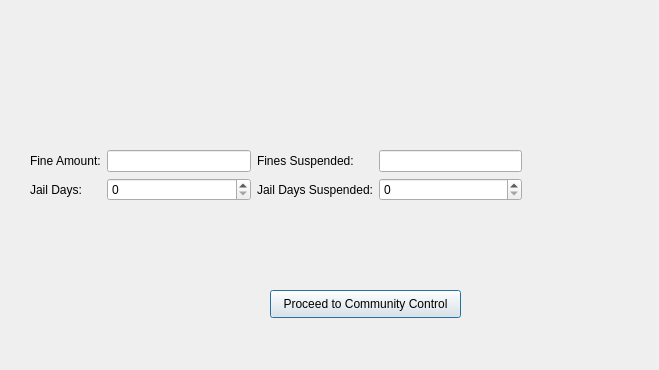
First picture: the form in ui/AbilityToPayDialog.ui, repository HunterProgram22/MuniEntry, before the edit.
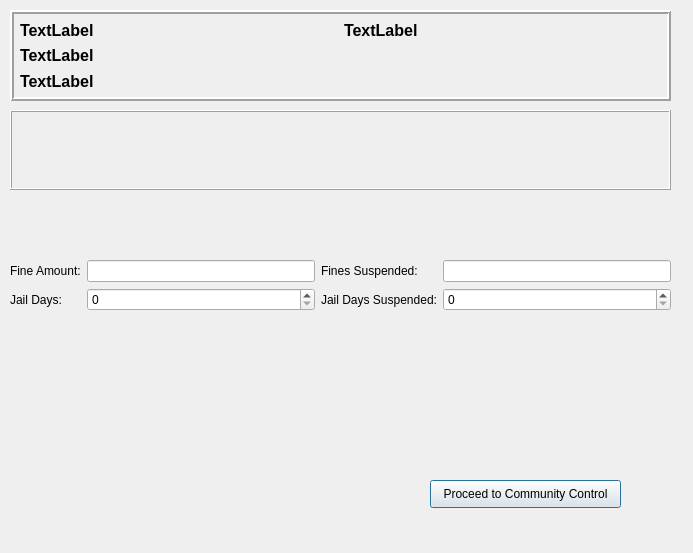
Second picture: the form after the edit.

Commit message: Case Information now carries over to ability to pay.

```diff
--- a/ui/AbilityToPayDialog.ui
+++ b/ui/AbilityToPayDialog.ui
@@ -6,8 +6,8 @@
    <rect>
     <x>0</x>
     <y>0</y>
-    <width>659</width>
-    <height>370</height>
+    <width>693</width>
+    <height>553</height>
    </rect>
   </property>
   <property name="windowTitle">
@@ -16,8 +16,8 @@
   <widget class="QPushButton" name="pushButton_2">
    <property name="geometry">
     <rect>
-     <x>270</x>
-     <y>290</y>
+     <x>430</x>
+     <y>480</y>
      <width>191</width>
      <height>28</height>
     </rect>
@@ -29,9 +29,9 @@
   <widget class="QWidget" name="layoutWidget">
    <property name="geometry">
     <rect>
-     <x>30</x>
-     <y>150</y>
-     <width>492</width>
+     <x>10</x>
+     <y>260</y>
+     <width>661</width>
      <height>52</height>
     </rect>
    </property>
@@ -78,6 +78,109 @@
     </item>
    </layout>
   </widget>
+  <widget class="QFrame" name="case_information_frame">
+   <property name="geometry">
+    <rect>
+     <x>10</x>
+     <y>10</y>
+     <width>661</width>
+     <height>91</height>
+    </rect>
+   </property>
+   <property name="frameShape">
+    <enum>QFrame::Box</enum>
+   </property>
+   <property name="frameShadow">
+    <enum>QFrame::Raised</enum>
+   </property>
+   <property name="lineWidth">
+    <number>2</number>
+   </property>
+   <widget class="QWidget" name="layoutWidget_2">
+    <property name="geometry">
+     <rect>
+      <x>10</x>
+      <y>10</y>
+      <width>641</width>
+      <height>71</height>
+     </rect>
+    </property>
+    <layout class="QGridLayout" name="gridLayout_2">
+     <item row="0" column="1">
+      <widget class="QLabel" name="entry_name_label">
+       <property name="font">
+        <font>
+         <pointsize>12</pointsize>
+         <weight>75</weight>
+         <bold>true</bold>
+        </font>
+       </property>
+       <property name="text">
+        <string>TextLabel</string>
+       </property>
+      </widget>
+     </item>
+     <item row="0" column="0">
+      <widget class="QLabel" name="case_no_label">
+       <property name="font">
+        <font>
+         <pointsize>12</pointsize>
+         <weight>75</weight>
+         <bold>true</bold>
+        </font>
+       </property>
+       <property name="text">
+        <string>TextLabel</string>
+       </property>
+      </widget>
+     </item>
+     <item row="1" column="0">
+      <widget class="QLabel" name="defendant_name_label">
+       <property name="font">
+        <font>
+         <pointsize>12</pointsize>
+         <weight>75</weight>
+         <bold>true</bold>
+        </font>
+       </property>
+       <property name="text">
+        <string>TextLabel</string>
+       </property>
+      </widget>
+     </item>
+     <item row="2" column="0">
+      <widget class="QLabel" name="counsel_name_label">
+       <property name="font">
+        <font>
+         <pointsize>12</pointsize>
+         <weight>75</weight>
+         <bold>true</bold>
+        </font>
+       </property>
+       <property name="text">
+        <string>TextLabel</string>
+       </property>
+      </widget>
+     </item>
+    </layout>
+   </widget>
+  </widget>
+  <widget class="QFrame" name="frame_2">
+   <property name="geometry">
+    <rect>
+     <x>10</x>
+     <y>110</y>
+     <width>661</width>
+     <height>80</height>
+    </rect>
+   </property>
+   <property name="frameShape">
+    <enum>QFrame::Box</enum>
+   </property>
+   <property name="frameShadow">
+    <enum>QFrame::Raised</enum>
+   </property>
+  </widget>
  </widget>
  <resources/>
  <connections/>
```
Left out of the diff: 6 changed lines with no effect on the pictures. The commit also changes 6 other files.
